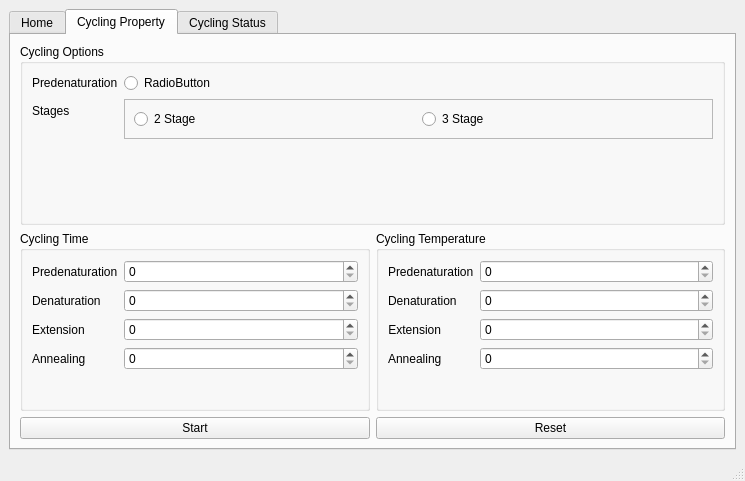
Above: ui_files/mainwindow.ui from erfanhamD/pcr_app before the change. Below: the same form after it.
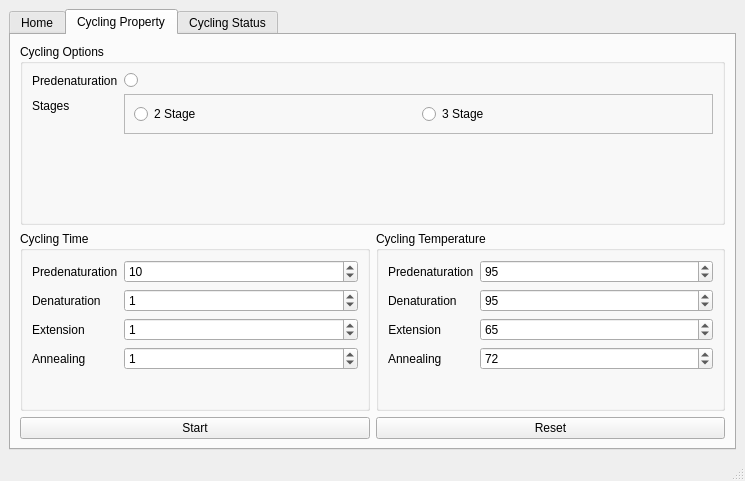
That is the form after the change. Custom widgets are drawn as their Qt base class.

Commit message: now it sends a string of the input params to the arduino and arduino reads the string and writes it back using serial

The edit to the form file:
```diff
--- a/ui_files/mainwindow.ui
+++ b/ui_files/mainwindow.ui
@@ -140,7 +140,7 @@
            <item row="0" column="1">
             <widget class="QRadioButton" name="radioButton_3">
              <property name="text">
-              <string>RadioButton</string>
+              <string/>
              </property>
             </widget>
            </item>
@@ -194,7 +194,11 @@
             </widget>
            </item>
            <item row="0" column="1">
-            <widget class="QSpinBox" name="spinBox"/>
+            <widget class="QSpinBox" name="spin_time_pred">
+             <property name="value">
+              <number>10</number>
+             </property>
+            </widget>
            </item>
            <item row="1" column="0">
             <widget class="QLabel" name="label_8">
@@ -204,7 +208,11 @@
             </widget>
            </item>
            <item row="1" column="1">
-            <widget class="QSpinBox" name="spinBox_2"/>
+            <widget class="QSpinBox" name="spin_time_den">
+             <property name="value">
+              <number>1</number>
+             </property>
+            </widget>
            </item>
            <item row="2" column="0">
             <widget class="QLabel" name="label_12">
@@ -214,7 +222,11 @@
             </widget>
            </item>
            <item row="2" column="1">
-            <widget class="QSpinBox" name="spinBox_3"/>
+            <widget class="QSpinBox" name="spin_time_ext">
+             <property name="value">
+              <number>1</number>
+             </property>
+            </widget>
            </item>
            <item row="3" column="0">
             <widget class="QLabel" name="label_14">
@@ -224,7 +236,11 @@
             </widget>
            </item>
            <item row="3" column="1">
-            <widget class="QSpinBox" name="spinBox_4"/>
+            <widget class="QSpinBox" name="spin_time_ann">
+             <property name="value">
+              <number>1</number>
+             </property>
+            </widget>
            </item>
           </layout>
          </widget>
@@ -273,16 +289,32 @@
             </widget>
            </item>
            <item row="0" column="1">
-            <widget class="QSpinBox" name="spinBox_5"/>
+            <widget class="QSpinBox" name="spin_temp_pred">
+             <property name="value">
+              <number>95</number>
+             </property>
+            </widget>
            </item>
            <item row="1" column="1">
-            <widget class="QSpinBox" name="spinBox_6"/>
+            <widget class="QSpinBox" name="spin_temp_den">
+             <property name="value">
+              <number>95</number>
+             </property>
+            </widget>
            </item>
            <item row="2" column="1">
-            <widget class="QSpinBox" name="spinBox_10"/>
+            <widget class="QSpinBox" name="spin_temp_ext">
+             <property name="value">
+              <number>65</number>
+             </property>
+            </widget>
            </item>
            <item row="3" column="1">
-            <widget class="QSpinBox" name="spinBox_11"/>
+            <widget class="QSpinBox" name="spin_temp_ann">
+             <property name="value">
+              <number>72</number>
+             </property>
+            </widget>
            </item>
           </layout>
          </widget>
```
Left out of the diff: 6 changed lines with no effect on the pictures. The commit also changes 1 other file.
